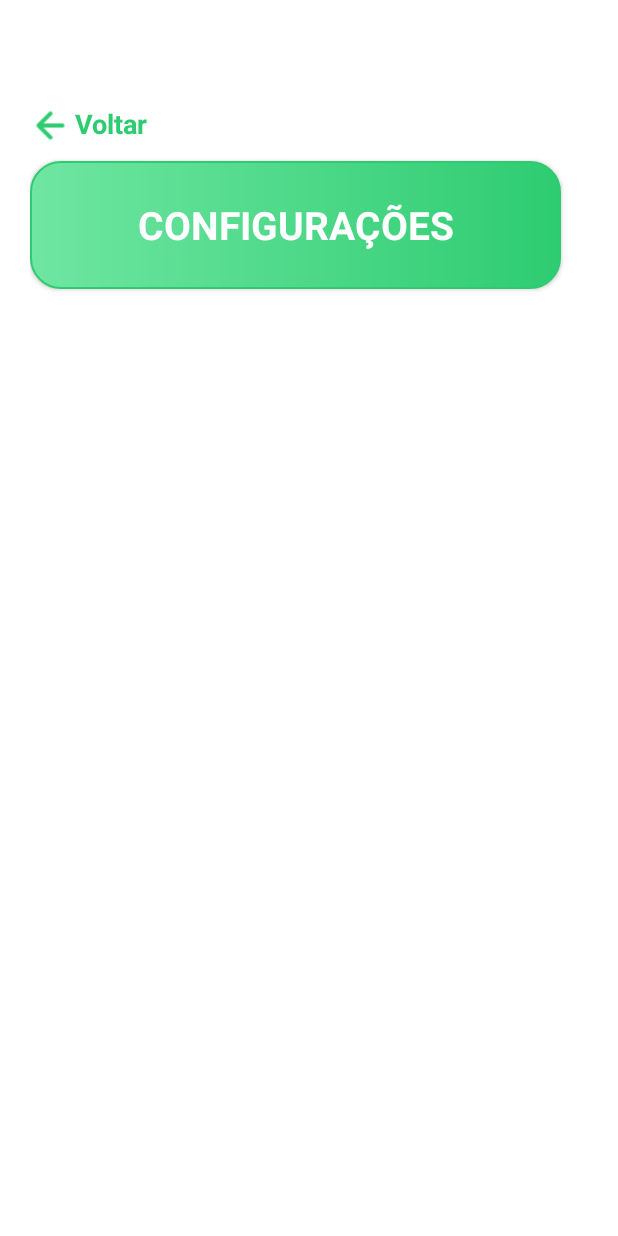
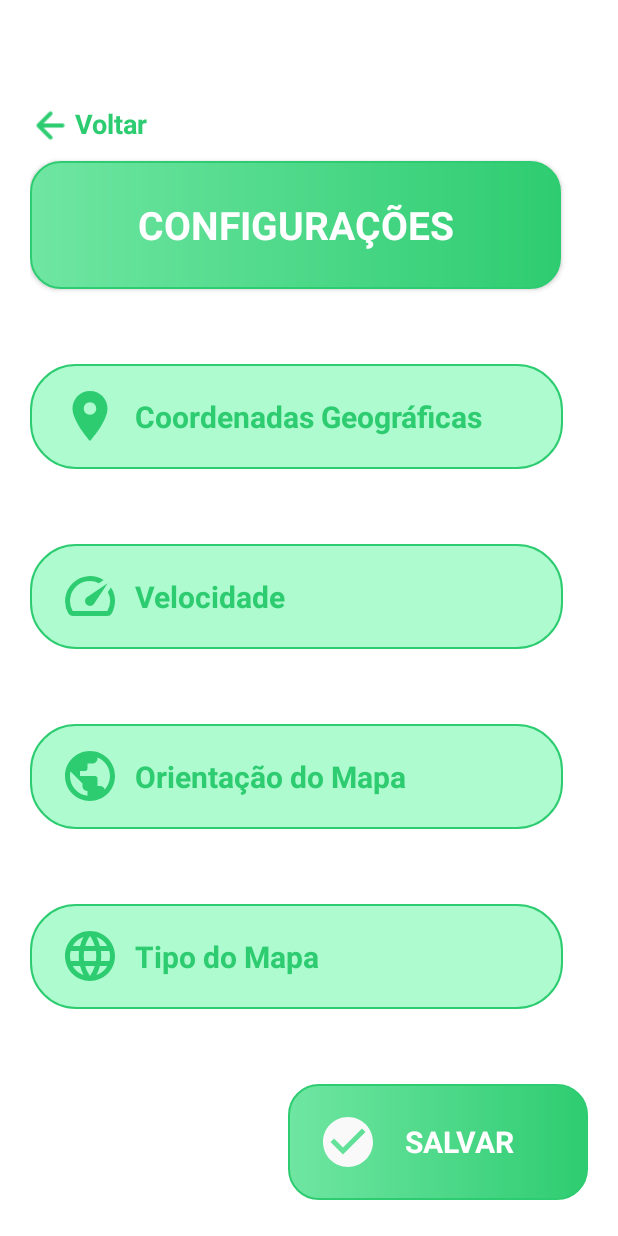
Before and after one commit to AdelmoMenezes123/track-mobile-java, an Android app: the Configuracoes screen opened directly, with no data from a screen before it, on a phone screen of 412 x 824 dp. Run offline under Robolectric (Android 15) with nearby library versions, the phone set to English and light mode, and no system bars.

Commit message:
inicia criacao de tela configuracao

```diff
--- /dev/null
+++ b/app/src/main/res/drawable/ic_check.xml
@@ -0,0 +1,5 @@
+<vector android:height="24dp" android:tint="#F9F9F9"
+    android:viewportHeight="24" android:viewportWidth="24"
+    android:width="24dp" xmlns:android="http://schemas.android.com/apk/res/android">
+    <path android:fillColor="@android:color/white" android:pathData="M12,2C6.48,2 2,6.48 2,12s4.48,10 10,10 10,-4.48 10,-10S17.52,2 12,2zM10,17l-5,-5 1.41,-1.41L10,14.17l7.59,-7.59L19,8l-9,9z"/>
+</vector>
--- /dev/null
+++ b/app/src/main/res/drawable/ic_icon_location.xml
@@ -0,0 +1,5 @@
+<vector android:height="28dp" android:tint="#2ECC71"
+    android:viewportHeight="24" android:viewportWidth="24"
+    android:width="28dp" xmlns:android="http://schemas.android.com/apk/res/android">
+    <path android:fillColor="@android:color/white" android:pathData="M12,2C8.13,2 5,5.13 5,9c0,5.25 7,13 7,13s7,-7.75 7,-13c0,-3.87 -3.13,-7 -7,-7zM12,11.5c-1.38,0 -2.5,-1.12 -2.5,-2.5s1.12,-2.5 2.5,-2.5 2.5,1.12 2.5,2.5 -1.12,2.5 -2.5,2.5z"/>
+</vector>
--- /dev/null
+++ b/app/src/main/res/drawable/ic_map.xml
@@ -0,0 +1,5 @@
+<vector android:height="27dp" android:tint="#2ECC71"
+    android:viewportHeight="24" android:viewportWidth="24"
+    android:width="27dp" xmlns:android="http://schemas.android.com/apk/res/android">
+    <path android:fillColor="@android:color/white" android:pathData="M12,2C6.48,2 2,6.48 2,12s4.48,10 10,10 10,-4.48 10,-10S17.52,2 12,2zM11,19.93c-3.95,-0.49 -7,-3.85 -7,-7.93 0,-0.62 0.08,-1.21 0.21,-1.79L9,15v1c0,1.1 0.9,2 2,2v1.93zM17.9,17.39c-0.26,-0.81 -1,-1.39 -1.9,-1.39h-1v-3c0,-0.55 -0.45,-1 -1,-1L8,12v-2h2c0.55,0 1,-0.45 1,-1L11,7h2c1.1,0 2,-0.9 2,-2v-0.41c2.93,1.19 5,4.06 5,7.41 0,2.08 -0.8,3.97 -2.1,5.39z"/>
+</vector>
--- /dev/null
+++ b/app/src/main/res/drawable/ic_tipo_mapa.xml
@@ -0,0 +1,5 @@
+<vector android:height="27dp" android:tint="#2ECC71"
+    android:viewportHeight="24" android:viewportWidth="24"
+    android:width="27dp" xmlns:android="http://schemas.android.com/apk/res/android">
+    <path android:fillColor="@android:color/white" android:pathData="M11.99,2C6.47,2 2,6.48 2,12s4.47,10 9.99,10C17.52,22 22,17.52 22,12S17.52,2 11.99,2zM18.92,8h-2.95c-0.32,-1.25 -0.78,-2.45 -1.38,-3.56 1.84,0.63 3.37,1.91 4.33,3.56zM12,4.04c0.83,1.2 1.48,2.53 1.91,3.96h-3.82c0.43,-1.43 1.08,-2.76 1.91,-3.96zM4.26,14C4.1,13.36 4,12.69 4,12s0.1,-1.36 0.26,-2h3.38c-0.08,0.66 -0.14,1.32 -0.14,2 0,0.68 0.06,1.34 0.14,2L4.26,14zM5.08,16h2.95c0.32,1.25 0.78,2.45 1.38,3.56 -1.84,-0.63 -3.37,-1.9 -4.33,-3.56zM8.03,8L5.08,8c0.96,-1.66 2.49,-2.93 4.33,-3.56C8.81,5.55 8.35,6.75 8.03,8zM12,19.96c-0.83,-1.2 -1.48,-2.53 -1.91,-3.96h3.82c-0.43,1.43 -1.08,2.76 -1.91,3.96zM14.34,14L9.66,14c-0.09,-0.66 -0.16,-1.32 -0.16,-2 0,-0.68 0.07,-1.35 0.16,-2h4.68c0.09,0.65 0.16,1.32 0.16,2 0,0.68 -0.07,1.34 -0.16,2zM14.59,19.56c0.6,-1.11 1.06,-2.31 1.38,-3.56h2.95c-0.96,1.65 -2.49,2.93 -4.33,3.56zM16.36,14c0.08,-0.66 0.14,-1.32 0.14,-2 0,-0.68 -0.06,-1.34 -0.14,-2h3.38c0.16,0.64 0.26,1.31 0.26,2s-0.1,1.36 -0.26,2h-3.38z"/>
+</vector>
--- /dev/null
+++ b/app/src/main/res/drawable/ic_velocidade.xml
@@ -0,0 +1,5 @@
+<vector android:height="27dp" android:tint="#2ECC71"
+    android:viewportHeight="24" android:viewportWidth="24"
+    android:width="27dp" xmlns:android="http://schemas.android.com/apk/res/android">
+    <path android:fillColor="@android:color/white" android:pathData="M20.38,8.57l-1.23,1.85a8,8 0,0 1,-0.22 7.58L5.07,18A8,8 0,0 1,15.58 6.85l1.85,-1.23A10,10 0,0 0,3.35 19a2,2 0,0 0,1.72 1h13.85a2,2 0,0 0,1.74 -1,10 10,0 0,0 -0.27,-10.44zM10.59,15.41a2,2 0,0 0,2.83 0l5.66,-8.49 -8.49,5.66a2,2 0,0 0,0 2.83z"/>
+</vector>
--- /dev/null
+++ b/app/src/main/res/drawable/radius_config.xml
@@ -0,0 +1,17 @@
+<?xml version="1.0" encoding="utf-8"?>
+<shape
+    xmlns:android="http://schemas.android.com/apk/res/android">
+
+    <stroke
+        android:width="1dp"
+        android:color="@color/green" />
+    <solid
+        android:color="#adfbce"/>
+    <padding
+        android:left="20dp"
+        android:right="20dp"
+        android:bottom="20dp"
+        android:top="20dp" />
+    <corners
+        android:radius="30dp" />
+</shape>
--- a/app/src/main/res/layout/activity_configuracoes.xml
+++ b/app/src/main/res/layout/activity_configuracoes.xml
@@ -1,29 +1,129 @@
 <?xml version="1.0" encoding="utf-8"?>
+<androidx.core.widget.NestedScrollView
+    xmlns:tools="http://schemas.android.com/tools"
+    android:layout_width="match_parent"
+    android:layout_height="match_parent"
+    android:fillViewport="true"
+    android:background="@color/white"
+    xmlns:android="http://schemas.android.com/apk/res/android">
+
         <LinearLayout
-    xmlns:android="http://schemas.android.com/apk/res/android"
-    xmlns:tools="http://schemas.android.com/tools"
             style="@style/linear"
             android:orientation="vertical"
             android:background="@color/white"
-    tools:context=".Creditos">
+            tools:context=".Configuracoes">
 
                 <RelativeLayout style="@style/relative" android:layout_marginTop="50dp">
-
-                <ImageView
+                        <!--ICON-->
+                        <ImageView style="@style/iconVoltar"
                             android:id="@+id/icon_voltar"
-                    style="@style/iconVoltar"
                             android:src="@drawable/voltar" />
 
-                <TextView
+                        <!--TEXTO-->
+                        <TextView style="@style/textVoltar"
                             android:id="@+id/voltar"
-                    style="@style/textVoltar"
                             android:text="Voltar"
                             android:textColor="@color/green" />
                 </RelativeLayout>
 
-        <Button
-            style="@style/button_secondary"
+                <!--BUTAO PRINCIPAL-->
+                <Button style="@style/button_secondary"
                     android:background="@drawable/radius"
-            android:text="CONFIGURAÇÕES"
-        />
+                    android:text="CONFIGURAÇÕES" />
+
+                <!--AREA DE COORDENADAS GEOGRAFICA-->
+                <RelativeLayout
+                    android:layout_width="match_parent"
+                    android:layout_height="wrap_content"
+                    android:layout_marginTop="50dp">
+
+                        <View style="@style/view_buton_config"
+                            android:background="@drawable/radius_config" />
+
+                        <ImageView style="@style/icon_buton_config"
+                            android:src="@drawable/ic_icon_location"/>
+
+                        <TextView style="@style/texto_buton_config"
+                            android:textColor="@color/green"
+                            android:layout_centerHorizontal="true"
+                            android:text="Coordenadas Geográficas" />
+                </RelativeLayout>
+
+                <!-- AREA DE VELOCIDADE -->
+                <RelativeLayout
+                    android:layout_width="match_parent"
+                    android:layout_height="wrap_content"
+                    android:layout_marginTop="50dp">
+
+                        <View style="@style/view_buton_config"
+                            android:background="@drawable/radius_config" />
+
+                        <ImageView style="@style/icon_buton_config"
+                            android:src="@drawable/ic_velocidade" />
+
+                        <TextView style="@style/texto_buton_config"
+                            android:textColor="@color/green"
+                            android:layout_marginStart="70dp"
+                            android:text="Velocidade" />
+                </RelativeLayout>
+
+                <!-- AREA DE ORIENTACAO DO MAPA -->
+                <RelativeLayout
+                    android:layout_width="match_parent"
+                    android:layout_height="wrap_content"
+                    android:layout_marginTop="50dp">
+
+                        <View style="@style/view_buton_config"
+                            android:background="@drawable/radius_config" />
+
+                        <ImageView style="@style/icon_buton_config"
+                            android:src="@drawable/ic_map" />
+
+                        <TextView style="@style/texto_buton_config"
+                            android:textColor="@color/green"
+                            android:layout_marginStart="70dp"
+                            android:text="Orientação do Mapa" />
+                </RelativeLayout>
+
+                <!-- AREA DE TIPO DE MAPA -->
+                <RelativeLayout
+                    android:layout_width="match_parent"
+                    android:layout_height="wrap_content"
+                    android:layout_marginTop="50dp">
+
+                        <View style="@style/view_buton_config"
+                            android:background="@drawable/radius_config" />
+
+                        <ImageView style="@style/icon_buton_config"
+                            android:src="@drawable/ic_tipo_mapa" />
+
+                        <TextView style="@style/texto_buton_config"
+                            android:textColor="@color/green"
+                            android:layout_marginStart="70dp"
+                            android:text="Tipo do Mapa" />
+                </RelativeLayout>
+
+                <!-- AREA DE SALVAR DADOS -->
+                <RelativeLayout
+                    android:layout_width="match_parent"
+                    android:layout_height="wrap_content"
+                    android:layout_marginTop="50dp">
+                        <!-- BUTOM -->
+                        <View
+                            android:layout_width="200dp"
+                            android:layout_height="77dp"
+                            android:layout_alignParentRight="true"
+                            android:background="@drawable/radius"
+                            android:textColor="@color/white" />
+                        <ImageView style="@style/icon_buton_config"
+                            android:layout_alignParentRight="true"
+                            android:layout_marginEnd="140dp"
+                            android:layout_centerHorizontal="true"
+                            android:background="@drawable/ic_check" />
+                        <TextView style="@style/texto_buton_config"
+                            android:textColor="@color/white"
+                            android:layout_marginStart="250dp"
+                            android:text="SALVAR" />
+                </RelativeLayout>
         </LinearLayout>
+</androidx.core.widget.NestedScrollView>
--- a/app/src/main/res/values/styles.xml
+++ b/app/src/main/res/values/styles.xml
@@ -85,4 +85,28 @@
         <item name="android:textSize">16dp</item>
         <item name="android:textStyle">bold</item>
     </style>
+
+    <!--TELACONFIGURACAO-->
+    <!--VIEW-->
+    <style name="view_buton_config" parent="Theme.AppCompat.Light.NoActionBar">
+        <item name="android:layout_width">355dp</item>
+        <item name="android:layout_height">70dp</item>
+    </style>
+    <!--ICON-->
+    <style name="icon_buton_config" parent="Theme.AppCompat.Light.NoActionBar">
+        <item name="android:layout_width">40dp</item>
+        <item name="android:layout_height">40dp</item>
+        <item name="android:layout_marginStart">20dp</item>
+        <item name="android:layout_centerVertical">true</item>
+    </style>
+    <!--TEXTO-->
+    <style name="texto_buton_config" parent="Theme.AppCompat.Light.NoActionBar">
+        <item name="android:layout_width">wrap_content</item>
+        <item name="android:layout_height">wrap_content</item>
+        <item name="android:textStyle">bold</item>
+        <item name="android:textSize">20dp</item>
+        <item name="android:layout_centerVertical">true</item>
+
+
+    </style>
 </resources>
```
Lines whose indentation alone changed are shown as unchanged.
